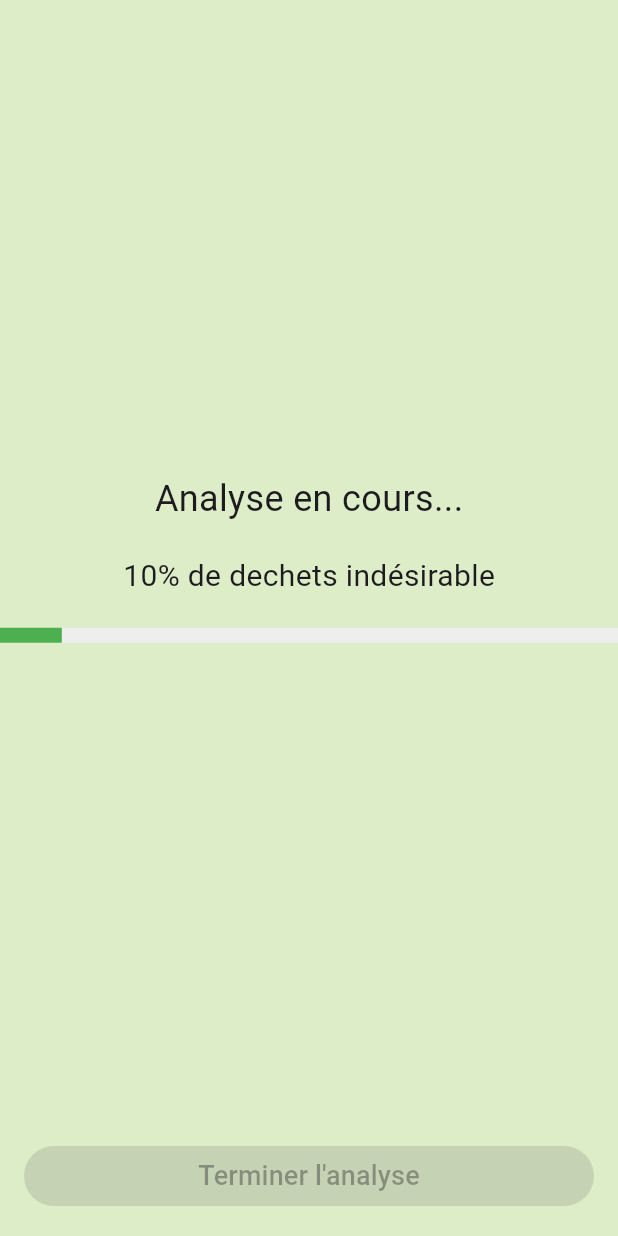
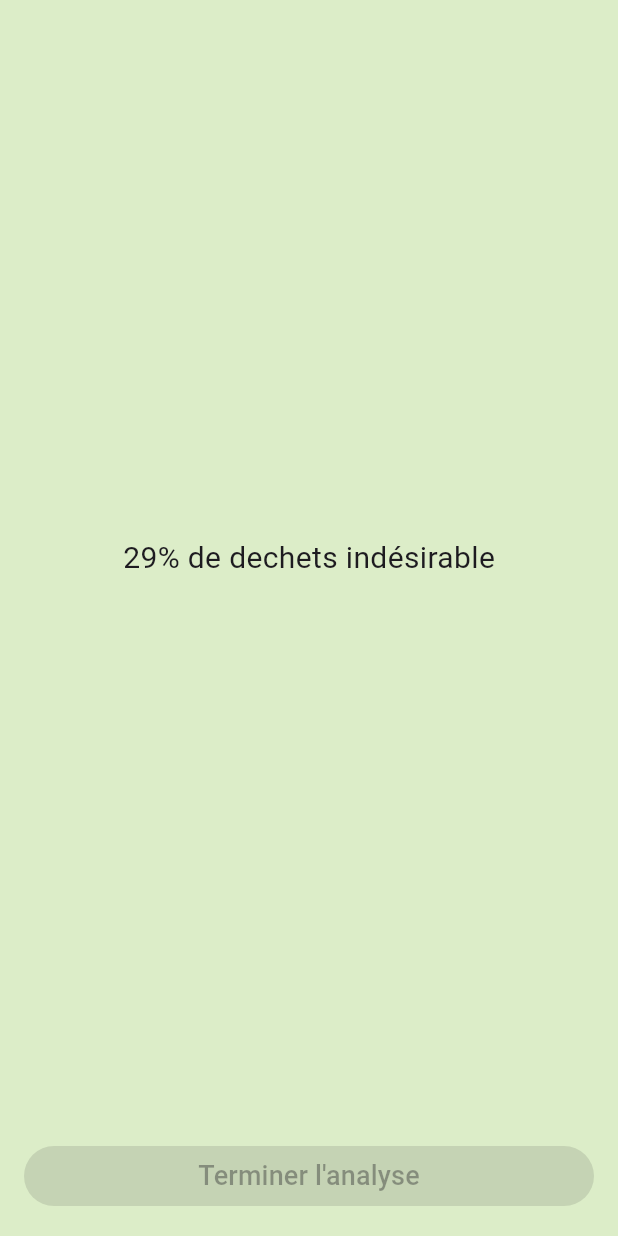
Before and after one commit to Sigeth/gprotech-app-flut-gw24, a Flutter app: the FinalResult screen opened directly, on a phone screen of 412 x 824 dp. Run offline on Flutter 3.47's test engine with Material 3 defaults, Android fonts, the phone set to English and light mode, and no system bars; our stand-ins replace flutter_svg.

Commit message:
finished finalresult

```diff
--- a/lib/analyse_phase/finalresult.dart
+++ b/lib/analyse_phase/finalresult.dart
@@ -35,28 +35,11 @@ class _FinalResultState extends State<FinalResult> {
   Widget build(BuildContext context) {
     return Scaffold(
       backgroundColor: Colors.lightGreen[100],
-      body: Center(
-        child: Column(
-          mainAxisAlignment: MainAxisAlignment.center,
-          children: [
-            const Text(
-              'Analyse en cours...',
-              style: TextStyle(fontSize: 24),
+      body: const Center(
+        child: Text(
+              '29% de dechets indésirable',
+              style: const TextStyle(fontSize: 20)
             ),
-            const SizedBox(height: 20),
-            Text(
-              '${(_progress * 100).toInt()}% de dechets indésirable',
-              style: const TextStyle(fontSize: 20),
-            ),
-            const SizedBox(height: 20),
-            LinearProgressIndicator(
-              value: _progress,
-              backgroundColor: Colors.grey[200],
-              color: Colors.green,
-              minHeight: 10,
-            ),
-          ],
-        ),
       ),
       bottomNavigationBar: Padding(
         padding: const EdgeInsets.all(16.0),
--- a/lib/analyse_phase/runanalyse.dart
+++ b/lib/analyse_phase/runanalyse.dart
@@ -36,7 +36,7 @@ class _AnalysePageState extends State<Runanalyse> {
         padding: const EdgeInsets.all(16.0),
         child: ElevatedButton(
           style: ElevatedButton.styleFrom(
-            primary: const Color.fromARGB(255, 200, 30, 18), // Couleur du bouton
+            backgroundColor: const Color.fromARGB(255, 200, 30, 18), // Couleur du bouton
           ),
           onPressed: _isAnalysisComplete ? () {
             Navigator.pop(context); // Ferme la page ou effectue une action
--- a/lib/main.dart
+++ b/lib/main.dart
@@ -15,7 +15,7 @@
   Widget build(BuildContext context) {
     return const MaterialApp(
       debugShowCheckedModeBanner: false,
-      home: RunAnalyse()
+      home: FinalResult()
     );
   }
 }
```
